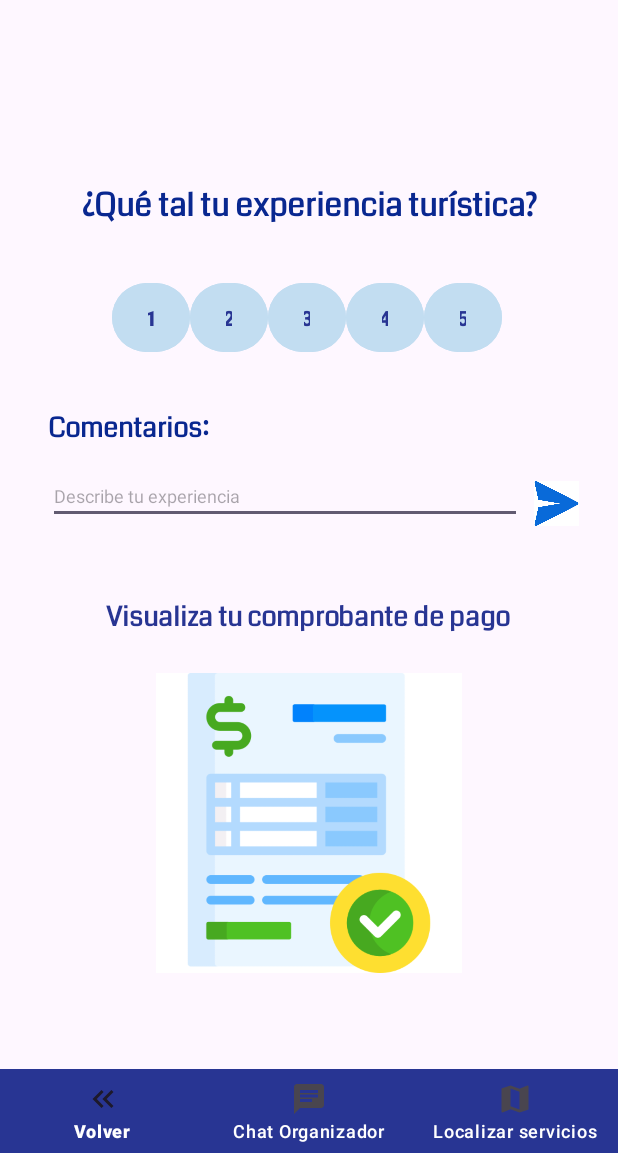
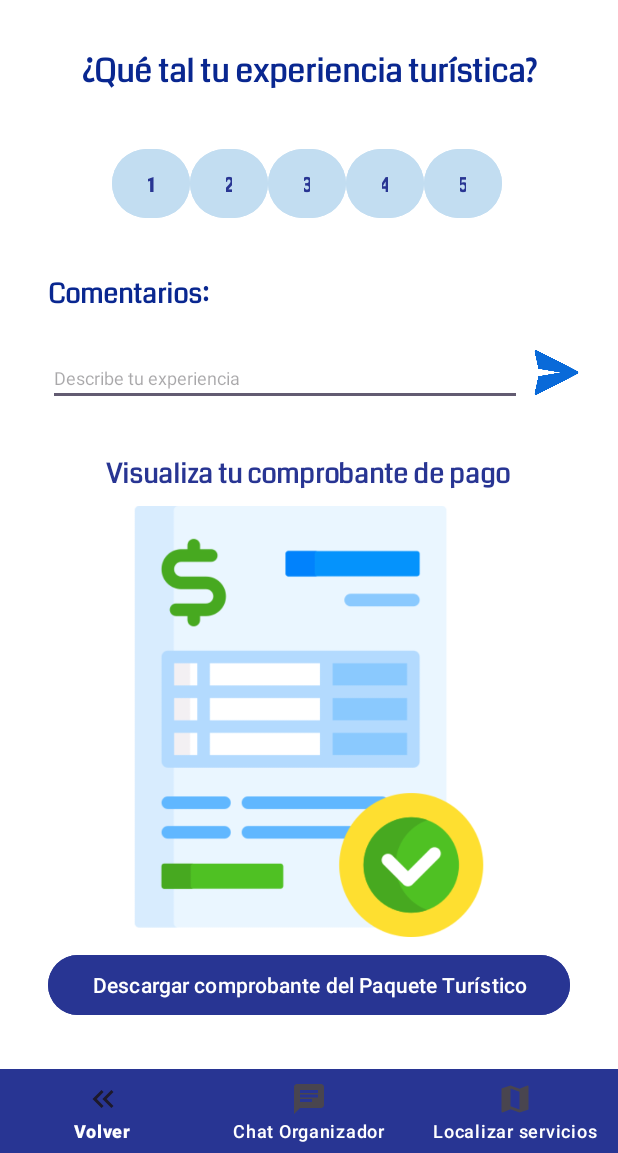
Before and after one commit to juanfra312003/pack-my-trip, an Android app: the DetailsPackageTourist screen opened directly, with no data from a screen before it, on a phone screen of 412 x 824 dp, the part 83-1236 px from its top. Run offline under Robolectric (Android 15) with nearby library versions, the phone set to English and light mode, and no system bars; 1 statement that could not run was skipped.

Commit message:
Feature: Buttons calification and quick fixes layouts

```diff
--- a/app/src/main/java/dev/pack_my_trip/activities/tourist_activities/DetailsPackageTourist.kt
+++ b/app/src/main/java/dev/pack_my_trip/activities/tourist_activities/DetailsPackageTourist.kt
@@ -1,7 +1,9 @@
 package dev.pack_my_trip.activities.tourist_activities
 
+import android.graphics.Color
 import androidx.appcompat.app.AppCompatActivity
 import android.os.Bundle
+import android.widget.Button
 import dev.pack_my_trip.R
 import dev.pack_my_trip.databinding.ActivityDetailsPackageTouristBinding
 import dev.pack_my_trip.models.models_tourist.PaquetesPorTurista
@@ -10,7 +12,13 @@ class DetailsPackageTourist : AppCompatActivity() {
 
     private lateinit var binding : ActivityDetailsPackageTouristBinding
     private lateinit var paqueteTurista : PaquetesPorTurista
+    private lateinit var calificationButtons : List<Button>
+    private var calification = 0
 
+    // Colores para los botones de calificación
+    val whiteColor = Color.parseColor("#FFFFFF")
+    val darkBlueColor = Color.parseColor("#283593")
+    val lightBlueColor = Color.parseColor("#C2DDF1")
 
     override fun onCreate(savedInstanceState: Bundle?) {
         super.onCreate(savedInstanceState)
@@ -20,6 +28,47 @@ class DetailsPackageTourist : AppCompatActivity() {
         // Recibir el paquete a partir de la actividad anterior.
         paqueteTurista = intent.getSerializableExtra("paquete_turista") as PaquetesPorTurista
 
+        // Manejar los botones de calificación
+        calificationButtons = listOf(binding.buttonCalification1, binding.buttonCalification2, binding.buttonCalification3, binding.buttonCalification4, binding.buttonCalification5)
+        manageCalificationButtons()
+    }
 
+    private fun manageCalificationButtons(){
+        binding.buttonCalification1.setOnClickListener {
+            calification = 1
+            paintValues()
+        }
+
+        binding.buttonCalification2.setOnClickListener {
+            calification = 2
+            paintValues()
+        }
+
+        binding.buttonCalification3.setOnClickListener {
+            calification = 3
+            paintValues()
+        }
+
+        binding.buttonCalification4.setOnClickListener {
+            calification = 4
+            paintValues()
+        }
+
+        binding.buttonCalification5.setOnClickListener {
+            calification = 5
+            paintValues()
+        }
+    }
+
+    private fun paintValues (){
+        for (i in 0..<calification){
+            calificationButtons[i].setBackgroundColor(darkBlueColor)
+            calificationButtons[i].setTextColor(whiteColor)
+        }
+
+        for (i in calification until calificationButtons.size){
+            calificationButtons[i].setBackgroundColor(lightBlueColor)
+            calificationButtons[i].setTextColor(darkBlueColor)
+        }
     }
 }
--- a/app/src/main/java/dev/pack_my_trip/models/models_tourist/PaquetesPorTurista.kt
+++ b/app/src/main/java/dev/pack_my_trip/models/models_tourist/PaquetesPorTurista.kt
@@ -8,4 +8,7 @@ data class PaquetesPorTurista (
     var uuid_user: UUID,
     var paqueteActual : PaqueteTuristico,
     var fecha : Date
-) : Serializable
+) : Serializable{
+    var calificacion = 0
+    var comentario = ""
+}
--- a/app/src/main/res/layout/activity_dashboard_tourist.xml
+++ b/app/src/main/res/layout/activity_dashboard_tourist.xml
@@ -164,7 +164,9 @@
         android:id="@+id/list_tourist_packages"
         android:layout_width="0dp"
         android:layout_height="250dp"
+        android:layout_marginStart="16dp"
         android:layout_marginTop="4dp"
+        android:layout_marginEnd="16dp"
         android:layout_marginBottom="8dp"
         app:layout_constraintBottom_toTopOf="@+id/buttonSearchPackages"
         app:layout_constraintEnd_toEndOf="parent"
@@ -174,7 +176,7 @@
 
     <Button
         android:id="@+id/buttonSearchPackages"
-        android:layout_width="180dp"
+        android:layout_width="0dp"
         android:layout_height="51dp"
         android:layout_marginStart="16dp"
         android:layout_marginEnd="16dp"
--- a/app/src/main/res/layout/activity_details_package_tourist.xml
+++ b/app/src/main/res/layout/activity_details_package_tourist.xml
@@ -3,6 +3,7 @@
     xmlns:app="http://schemas.android.com/apk/res-auto"
     xmlns:tools="http://schemas.android.com/tools"
     android:layout_width="match_parent"
+    android:background="#FFF"
     android:layout_height="match_parent"
     tools:context=".activities.tourist_activities.DetailsPackageTourist">
 
@@ -37,12 +38,10 @@
         android:layout_marginStart="32dp"
         android:layout_marginTop="24dp"
         android:layout_marginEnd="64dp"
-        android:layout_marginBottom="60dp"
         android:ems="10"
         android:hint="Describe tu experiencia"
         android:inputType="text"
         android:textSize="12sp"
-        app:layout_constraintBottom_toTopOf="@+id/textDownloadComprobant"
         app:layout_constraintEnd_toEndOf="parent"
         app:layout_constraintStart_toStartOf="parent"
         app:layout_constraintTop_toBottomOf="@+id/experienciaTextField" />
@@ -52,18 +51,18 @@
         android:layout_width="0dp"
         android:layout_height="wrap_content"
         android:layout_marginStart="16dp"
+        android:layout_marginTop="24dp"
         android:layout_marginEnd="16dp"
-        android:layout_marginBottom="560dp"
         android:fontFamily="@font/coda"
         android:text="¿Qué tal tu experiencia turística?"
         android:textAlignment="center"
         android:textColor="#092790"
         android:textSize="21sp"
         android:textStyle="bold"
-        app:layout_constraintBottom_toTopOf="@+id/bottomNavigationViewTourist"
         app:layout_constraintEnd_toEndOf="parent"
         app:layout_constraintHorizontal_bias="0.0"
-        app:layout_constraintStart_toStartOf="parent" />
+        app:layout_constraintStart_toStartOf="parent"
+        app:layout_constraintTop_toBottomOf="@+id/header_details_package_tourist" />
 
     <com.google.android.material.bottomnavigation.BottomNavigationView
         android:id="@+id/bottomNavigationViewTourist"
@@ -141,45 +140,29 @@
             android:textStyle="bold" />
     </LinearLayout>
 
-    <ImageButton
-        android:id="@+id/buttonDownloadFactura"
-        android:layout_width="0dp"
-        android:layout_height="200dp"
-        android:layout_marginStart="104dp"
-        android:layout_marginEnd="104dp"
-        android:layout_marginBottom="64dp"
-        android:background="#FFF"
-        android:foregroundGravity="center"
-        android:scaleType="fitCenter"
-        app:layout_constraintBottom_toTopOf="@+id/bottomNavigationViewTourist"
-        app:layout_constraintEnd_toEndOf="parent"
-        app:layout_constraintHorizontal_bias="0.0"
-        app:layout_constraintStart_toStartOf="parent"
-        app:srcCompat="@drawable/factura_tourist" />
-
     <TextView
         android:id="@+id/textDownloadComprobant"
         android:layout_width="wrap_content"
         android:layout_height="wrap_content"
         android:layout_marginStart="71dp"
+        android:layout_marginTop="32dp"
         android:layout_marginEnd="72dp"
-        android:layout_marginBottom="24dp"
         android:fontFamily="@font/coda"
         android:text="Visualiza tu comprobante de pago"
         android:textColor="#283593"
         android:textSize="18sp"
         android:textStyle="bold"
-        app:layout_constraintBottom_toTopOf="@+id/buttonDownloadFactura"
         app:layout_constraintEnd_toEndOf="parent"
         app:layout_constraintHorizontal_bias="1.0"
-        app:layout_constraintStart_toStartOf="parent" />
+        app:layout_constraintStart_toStartOf="parent"
+        app:layout_constraintTop_toBottomOf="@+id/comentariosEditableText" />
 
     <ImageButton
         android:id="@+id/buttonSendComments"
         android:layout_width="30dp"
         android:layout_height="30dp"
         android:layout_marginStart="8dp"
-        android:layout_marginTop="22dp"
+        android:layout_marginTop="24dp"
         android:background="#FFF"
         android:foregroundGravity="center"
         android:scaleType="fitCenter"
@@ -187,4 +170,31 @@
         app:layout_constraintTop_toBottomOf="@+id/experienciaTextField"
         app:srcCompat="@drawable/enviar_comentarios" />
 
+    <ImageView
+        android:id="@+id/imageView3"
+        android:layout_width="0dp"
+        android:layout_height="0dp"
+        android:layout_marginStart="32dp"
+        android:layout_marginTop="8dp"
+        android:layout_marginEnd="32dp"
+        android:layout_marginBottom="8dp"
+        app:layout_constraintBottom_toTopOf="@+id/button3"
+        app:layout_constraintEnd_toEndOf="parent"
+        app:layout_constraintStart_toStartOf="parent"
+        app:layout_constraintTop_toBottomOf="@+id/textDownloadComprobant"
+        app:srcCompat="@drawable/factura_tourist" />
+
+    <Button
+        android:id="@+id/button3"
+        android:layout_width="0dp"
+        android:layout_height="wrap_content"
+        android:layout_marginStart="32dp"
+        android:layout_marginEnd="32dp"
+        android:layout_marginBottom="32dp"
+        android:backgroundTint="#283593"
+        android:text="Descargar comprobante del Paquete Turístico"
+        app:layout_constraintBottom_toTopOf="@+id/bottomNavigationViewTourist"
+        app:layout_constraintEnd_toEndOf="parent"
+        app:layout_constraintStart_toStartOf="parent" />
+
 </androidx.constraintlayout.widget.ConstraintLayout>
```
